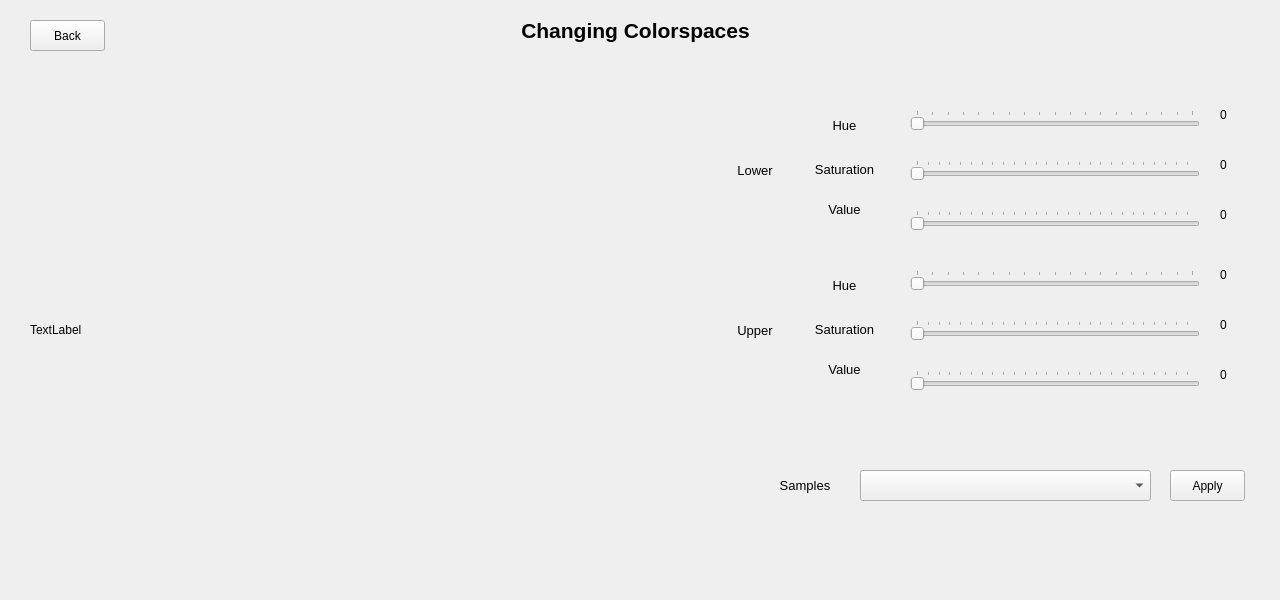
Old version of the form ui/changing_colorspace.ui in the repository quanglv1996/Changing-Colorspaces-UI.
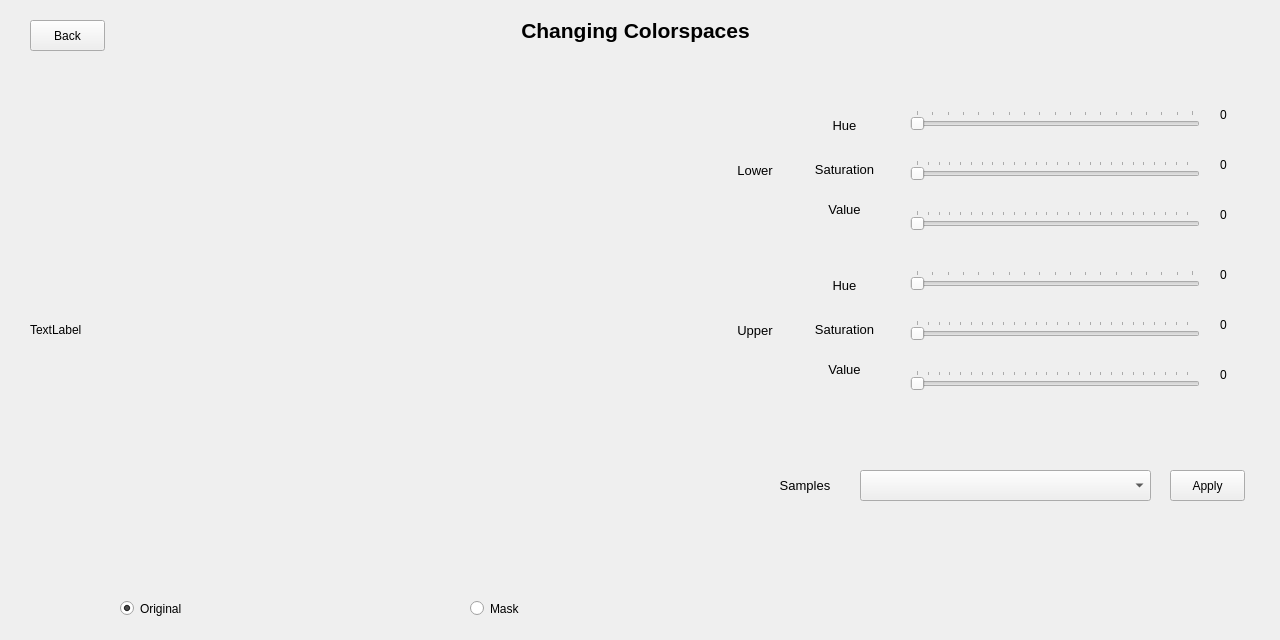
New version of the form.

Patch:
```diff
--- a/ui/changing_colorspace.ui
+++ b/ui/changing_colorspace.ui
@@ -7,7 +7,7 @@
     <x>0</x>
     <y>0</y>
     <width>1280</width>
-    <height>600</height>
+    <height>640</height>
    </rect>
   </property>
   <property name="windowTitle">
@@ -514,6 +514,35 @@
     <string>Back</string>
    </property>
   </widget>
+  <widget class="QRadioButton" name="radioButtonOriginal">
+   <property name="geometry">
+    <rect>
+     <x>120</x>
+     <y>600</y>
+     <width>82</width>
+     <height>17</height>
+    </rect>
+   </property>
+   <property name="text">
+    <string>Original</string>
+   </property>
+   <property name="checked">
+    <bool>true</bool>
+   </property>
+  </widget>
+  <widget class="QRadioButton" name="radioButtonMask">
+   <property name="geometry">
+    <rect>
+     <x>470</x>
+     <y>600</y>
+     <width>82</width>
+     <height>17</height>
+    </rect>
+   </property>
+   <property name="text">
+    <string>Mask</string>
+   </property>
+  </widget>
  </widget>
  <resources/>
  <connections/>
```
